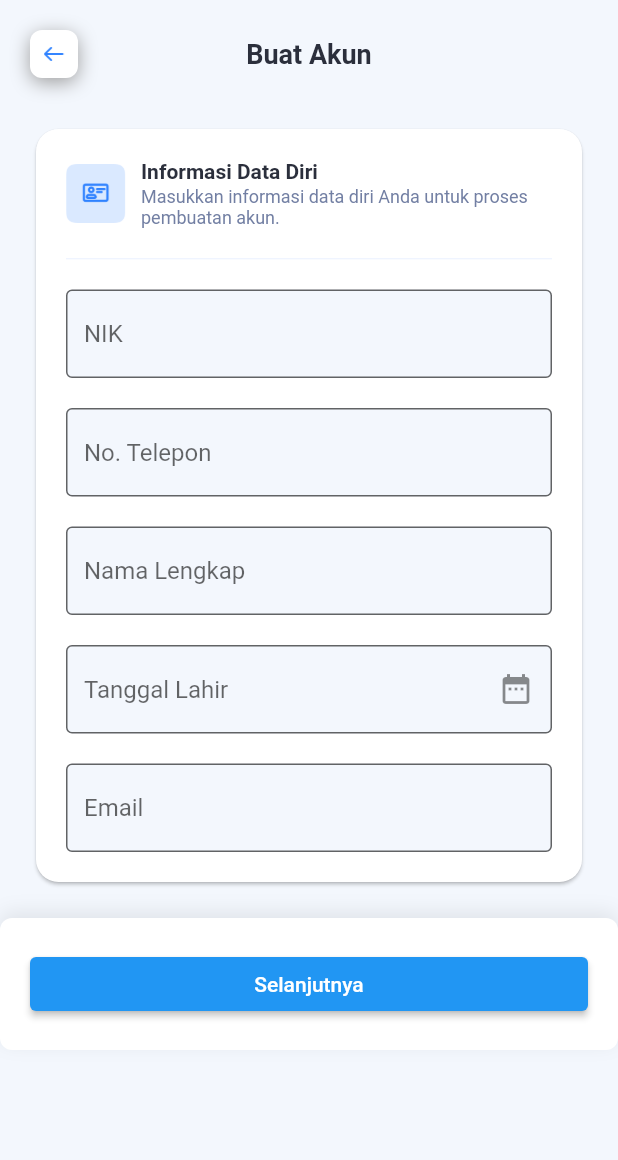
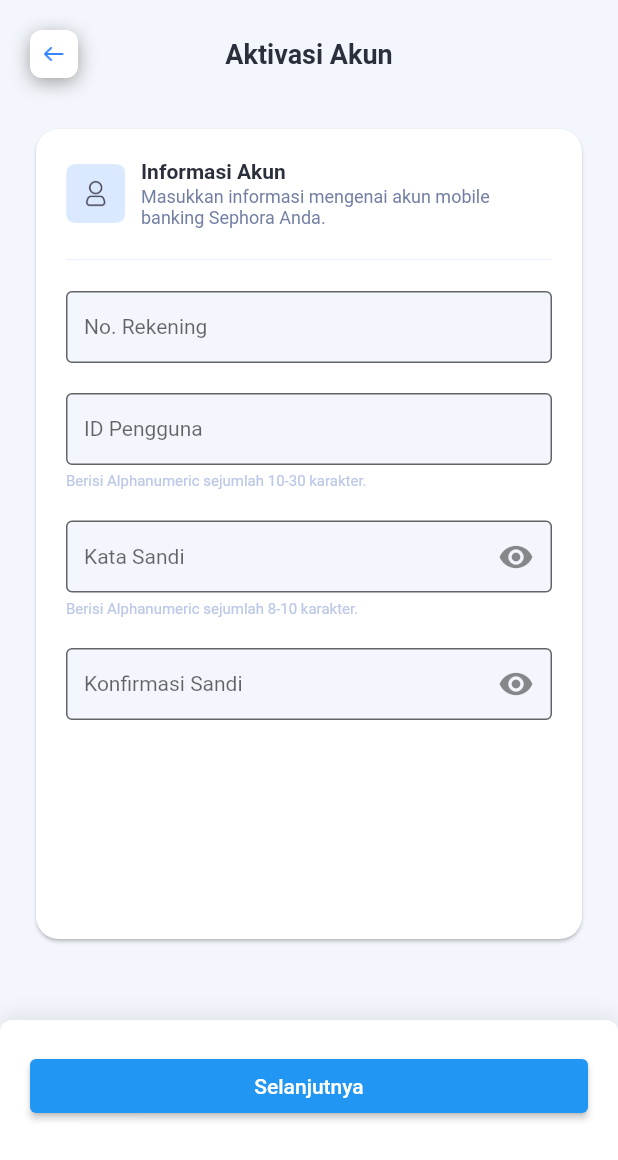
Before and after one commit to eryhrnt/sephora, a Flutter app: the screen it shows after launch, on a phone screen of 412 x 824 dp. Shown: the top 1160 px of the screen. Run offline on Flutter 3.47's test engine with Material 2 defaults, Android fonts, the light colour scheme and no system bars.

Commit message:
add activation and otp

```diff
--- a/lib/main.dart
+++ b/lib/main.dart
@@ -1,5 +1,6 @@
 import 'package:flutter/material.dart';
 import 'package:sephora/register/register1.dart';
+import 'package:sephora/register/screen/activation_account.dart';
 import 'on_boarding/onboarding.dart';
 
 void main() {
@@ -16,7 +17,7 @@ class MyApp extends StatelessWidget {
       theme: ThemeData(
         primarySwatch: Colors.blue,
       ),
-      home: const RegisterScreen(title: 'Flutter Demo Home Page'),
+      home: const ActivationScreen(title: 'Flutter Demo Home Page'),
     );
   }
 }
--- a/lib/register/register1.dart
+++ b/lib/register/register1.dart
@@ -1 +1,2 @@
-export 'screen/register1_screen.dart';
+export 'screen/register_screen.dart';
+export 'screen/activation_account.dart';
--- /dev/null
+++ b/lib/register/screen/activation_account.dart
@@ -0,0 +1,149 @@
+import 'package:flutter/material.dart';
+import '../widget/next_button.dart';
+import '../widget/register_appbar.dart';
+import '../widget/text_register.dart';
+
+class ActivationScreen extends StatefulWidget {
+  const ActivationScreen({super.key, required String title});
+
+  @override
+  State<ActivationScreen> createState() => _ActivationScreenState();
+}
+
+class _ActivationScreenState extends State<ActivationScreen> {
+  @override
+  Widget build(BuildContext context) {
+    return SafeArea(
+      child: Scaffold(
+        backgroundColor: Color(0xFFF3F7FD),
+        body: SingleChildScrollView(
+          child: Column(
+            children: [
+              Padding(
+                padding: const EdgeInsets.all(20.0),
+                child: Container(
+                  child: Column(children: [
+                    RegisterAppBar(
+                      onPressed: () {},
+                      title: 'Aktivasi Akun',
+                    ),
+                    SizedBox(height: 10),
+                    Padding(
+                      padding: const EdgeInsets.only(top: 20.0, bottom: 30.0),
+                      child: Card(
+                        shape: RoundedRectangleBorder(
+                          borderRadius: BorderRadius.circular(15),
+                        ),
+                        child: Column(
+                          children: [
+                            Padding(
+                              padding: const EdgeInsets.all(20.0),
+                              child: Row(
+                                children: [
+                                  Image(
+                                    image: AssetImage(
+                                        'assets/register/activate.png'),
+                                    width: 40,
+                                    height: 40,
+                                  ),
+                                  Expanded(
+                                    child: Padding(
+                                      padding:
+                                          const EdgeInsets.only(left: 10.0),
+                                      child: Column(
+                                        crossAxisAlignment:
+                                            CrossAxisAlignment.start,
+                                        children: [
+                                          const Text(
+                                            'Informasi Akun',
+                                            style: TextStyle(
+                                              fontWeight: FontWeight.w600,
+                                              fontSize: 14,
+                                              color: Color(0xFF2B2F3C),
+                                            ),
+                                          ),
+                                          SizedBox(height: 2),
+                                          const Text(
+                                            'Masukkan informasi mengenai akun '
+                                            'mobile banking Sephora Anda.',
+                                            style: TextStyle(
+                                              fontWeight: FontWeight.w400,
+                                              fontSize: 12,
+                                              color: Color(0xFF727FA3),
+                                            ),
+                                          )
+                                        ],
+                                      ),
+                                    ),
+                                  )
+                                ],
+                              ),
+                            ),
+                            Padding(
+                              padding: const EdgeInsets.only(
+                                  left: 20, right: 20, bottom: 20),
+                              child: const Divider(
+                                height: 2,
+                                color: Color(0xFFE9F0FF),
+                              ),
+                            ),
+                            TextRegister(hint: 'No. Rekening'),
+                            SizedBox(height: 20),
+                            Column(
+                              crossAxisAlignment: CrossAxisAlignment.start,
+                              children: [
+                                TextRegister(hint: 'ID Pengguna'),
+                                SizedBox(height: 5),
+                                Padding(
+                                  padding: const EdgeInsets.only(left: 20.0),
+                                  child: Text(
+                                    'Berisi Alphanumeric sejumlah 10-30 karakter.',
+                                    style: TextStyle(
+                                        fontSize: 10, color: Color(0xFFBCC8E7)),
+                                  ),
+                                ),
+                              ],
+                            ),
+                            SizedBox(height: 20),
+                            Column(
+                              crossAxisAlignment: CrossAxisAlignment.start,
+                              children: [
+                                PasswordText(pass: 'Kata Sandi'),
+                                SizedBox(height: 5),
+                                Padding(
+                                  padding: const EdgeInsets.only(left: 20.0),
+                                  child: Text(
+                                    'Berisi Alphanumeric sejumlah 8-10 karakter.',
+                                    style: TextStyle(
+                                        fontSize: 10, color: Color(0xFFBCC8E7)),
+                                  ),
+                                ),
+                              ],
+                            ),
+                            SizedBox(height: 20),
+                            PasswordText(pass: 'Konfirmasi Sandi'),
+                            SizedBox(height: 146)
+                          ],
+                        ),
+                      ),
+                    ),
+                  ]),
+                ),
+              ),
+              NextButton(
+                onPressed: () {
+                  // Navigator.push(
+                  //   context,
+                  //   MaterialPageRoute(
+                  //     builder: (context) => const (),
+                  //   ),
+                  // );
+                },
+              )
+            ],
+          ),
+        ),
+      ),
+    );
+  }
+}
--- a/lib/register/screen/register1_screen.dart
+++ b/lib/register/screen/register_screen.dart
@@ -1,5 +1,6 @@
 import 'package:flutter/material.dart';
-import 'package:sephora/register/widget/back_button.dart';
+import 'package:sephora/register/screen/otp_screen.dart';
+import 'package:sephora/register/widget/register_appbar.dart';
 import 'package:sephora/register/widget/next_button.dart';
 import 'package:sephora/register/widget/text_register.dart';
 
@@ -23,28 +24,17 @@ class _RegisterScreenState extends State<RegisterScreen> {
                 padding: const EdgeInsets.all(20.0),
                 child: Container(
                   child: Column(children: [
-                    Row(
-                      mainAxisAlignment: MainAxisAlignment.spaceBetween,
-                      children: [
-                        BackButtonWidget(
-                          onPressed: () {},
-                        ),
-                        const Text(
-                          'Buat Akun',
-                          style: TextStyle(
-                              fontWeight: FontWeight.w600,
-                              fontSize: 18,
-                              color: Color(0xFF2B2F3C)),
-                        ),
-                        SizedBox(width: 32)
-                      ],
+                    RegisterAppBar(
+                      onPressed: () {},
+                      title: 'Buat Akun',
                     ),
                     SizedBox(height: 10),
                     Padding(
-                      padding: const EdgeInsets.only(top: 20.0),
+                      padding: const EdgeInsets.only(top: 20.0, bottom: 30.0),
                       child: Card(
                         shape: RoundedRectangleBorder(
-                            borderRadius: BorderRadius.circular(15)),
+                          borderRadius: BorderRadius.circular(15),
+                        ),
                         child: Column(
                           children: [
                             Padding(
@@ -53,7 +43,7 @@ class _RegisterScreenState extends State<RegisterScreen> {
                                 children: [
                                   Image(
                                     image: AssetImage(
-                                        'assets/register1/icon_id.png'),
+                                        'assets/register/icon_id.png'),
                                     width: 40,
                                     height: 40,
                                   ),
@@ -68,18 +58,20 @@ class _RegisterScreenState extends State<RegisterScreen> {
                                           const Text(
                                             'Informasi Data Diri',
                                             style: TextStyle(
-                                                fontWeight: FontWeight.w600,
-                                                fontSize: 14,
-                                                color: Color(0xFF2B2F3C)),
+                                              fontWeight: FontWeight.w600,
+                                              fontSize: 14,
+                                              color: Color(0xFF2B2F3C),
+                                            ),
                                           ),
                                           SizedBox(height: 2),
                                           const Text(
                                             'Masukkan informasi data diri Anda '
                                             'untuk proses pembuatan akun.',
                                             style: TextStyle(
-                                                fontWeight: FontWeight.w400,
-                                                fontSize: 12,
-                                                color: Color(0xFF727FA3)),
+                                              fontWeight: FontWeight.w400,
+                                              fontSize: 12,
+                                              color: Color(0xFF727FA3),
+                                            ),
                                           )
                                         ],
                                       ),
@@ -90,13 +82,22 @@ class _RegisterScreenState extends State<RegisterScreen> {
                             ),
                             Padding(
                               padding: const EdgeInsets.only(
-                                  left: 20.0, right: 20.0),
+                                  left: 20, right: 20, bottom: 20),
                               child: const Divider(
-                                height: 1,
+                                height: 2,
                                 color: Color(0xFFE9F0FF),
                               ),
                             ),
-                            TextRegister(),
+                            TextRegister(hint: 'NIK'),
+                            SizedBox(height: 20),
+                            TextRegister(hint: 'No. Telepon'),
+                            SizedBox(height: 20),
+                            TextRegister(hint: 'Nama Lengkap'),
+                            SizedBox(height: 20),
+                            DateRegister(hint: 'Tanggal Lahir'),
+                            SizedBox(height: 20),
+                            TextRegister(hint: 'Email'),
+                            SizedBox(height: 112)
                           ],
                         ),
                       ),
@@ -105,7 +106,14 @@ class _RegisterScreenState extends State<RegisterScreen> {
                 ),
               ),
               NextButton(
-                onPressed: () {},
+                onPressed: () {
+                  Navigator.push(
+                    context,
+                    MaterialPageRoute(
+                      builder: (context) => const OtpScreen(),
+                    ),
+                  );
+                },
               )
             ],
           ),
--- a/lib/register/widget/back_button.dart
+++ /dev/null
@@ -1,29 +0,0 @@
-import 'package:flutter/material.dart';
-
-class BackButtonWidget extends StatelessWidget {
-  const BackButtonWidget({super.key, required this.onPressed});
-  final Function onPressed;
-
-  @override
-  Widget build(BuildContext context) {
-    return Container(
-      width: 32,
-      height: 32,
-      decoration: BoxDecoration(
-          color: Colors.white,
-          boxShadow: [
-            BoxShadow(color: Colors.grey, offset: Offset(0, 3), blurRadius: 10)
-          ],
-          borderRadius: BorderRadius.all(Radius.circular(8))),
-      child: IconButton(
-        onPressed: () {},
-        icon: Image.asset(
-          'assets/register1/back_arrow.png',
-          width: 14,
-          height: 10,
-        ),
-        color: Color(0xFF2F82FF),
-      ),
-    );
-  }
-}
--- a/lib/register/widget/next_button.dart
+++ b/lib/register/widget/next_button.dart
@@ -7,6 +7,7 @@ class NextButton extends StatelessWidget {
   @override
   Widget build(BuildContext context) {
     return Container(
+      padding: const EdgeInsets.only(bottom: 50),
       width: MediaQuery.of(context).size.width,
       decoration: BoxDecoration(
           color: Colors.white,
@@ -20,8 +21,13 @@ class NextButton extends StatelessWidget {
       child: Padding(
         padding: const EdgeInsets.all(20.0),
         child: ElevatedButton(
-          onPressed: () {},
-          child: const Text('Selanjutnya'),
+          onPressed: () {
+            onPressed();
+          },
+          child: const Text(
+            'Selanjutnya',
+            style: TextStyle(fontSize: 14),
+          ),
         ),
       ),
     );
--- /dev/null
+++ b/lib/register/widget/register_appbar.dart
@@ -0,0 +1,47 @@
+import 'package:flutter/material.dart';
+
+class RegisterAppBar extends StatelessWidget {
+  const RegisterAppBar({super.key, required this.onPressed, this.title});
+  final Function onPressed;
+  final title;
+
+  @override
+  Widget build(BuildContext context) {
+    return Row(
+      mainAxisAlignment: MainAxisAlignment.spaceBetween,
+      children: [
+        Container(
+          width: 32,
+          height: 32,
+          decoration: BoxDecoration(
+              color: Colors.white,
+              boxShadow: [
+                BoxShadow(
+                    color: Colors.grey, offset: Offset(0, 3), blurRadius: 10)
+              ],
+              borderRadius: BorderRadius.all(Radius.circular(8))),
+          child: IconButton(
+            onPressed: () {
+              onPressed();
+            },
+            icon: Image.asset(
+              'assets/register/back_arrow.png',
+              width: 14,
+              height: 10,
+            ),
+            color: Color(0xFF2F82FF),
+          ),
+        ),
+        Text(
+          '$title',
+          style: TextStyle(
+            fontWeight: FontWeight.w600,
+            fontSize: 18,
+            color: Color(0xFF2B2F3C),
+          ),
+        ),
+        SizedBox(width: 32)
+      ],
+    );
+  }
+}
--- a/lib/register/widget/text_register.dart
+++ b/lib/register/widget/text_register.dart
@@ -1,67 +1,99 @@
 import 'package:flutter/material.dart';
 
 class TextRegister extends StatelessWidget {
-  const TextRegister({super.key});
+  const TextRegister({super.key, required this.hint});
+
+  final String hint;
 
   @override
   Widget build(BuildContext context) {
     return Padding(
-      padding: const EdgeInsets.all(20.0),
-      child: Column(children: [
-        const TextField(
+      padding: const EdgeInsets.symmetric(horizontal: 20),
+      child: SizedBox(
+        height: 48,
+        child: TextField(
           obscureText: true,
           decoration: InputDecoration(
             filled: true,
             fillColor: Color(0xFFF3F7FD),
-              hintText: 'NIK',
-              border: OutlineInputBorder()),
+            hintText: hint,
+            hintStyle: TextStyle(fontSize: 14),
+            border: OutlineInputBorder(
+              borderSide: BorderSide(color: Colors.transparent),
             ),
-        SizedBox(height: 20),
-        const TextField(
+          ),
+        ),
+      ),
+    );
+  }
+}
+
+class DateRegister extends StatelessWidget {
+  const DateRegister({super.key, required this.hint});
+
+  final String hint;
+
+  @override
+  Widget build(BuildContext context) {
+    return Stack(
+      children: [
+        Padding(
+          padding: const EdgeInsets.symmetric(horizontal: 20),
+          child: SizedBox(
+            height: 48,
+            child: TextField(
               obscureText: true,
               decoration: InputDecoration(
                   filled: true,
                   fillColor: Color(0xFFF3F7FD),
-              hintText: 'No. Telepon',
-              border: OutlineInputBorder()),
+                  hintText: hint,
+                  hintStyle: TextStyle(fontSize: 14),
+                  border: OutlineInputBorder(
+                    borderSide: BorderSide(color: Colors.transparent),
                   ),
-        SizedBox(height: 20),
-        const TextField(
+                  suffixIcon: IconButton(
+                    icon: Icon(Icons.date_range),
+                    onPressed: () {},
+                  )),
+            ),
+          ),
+        ),
+      ],
+    );
+  }
+}
+
+class PasswordText extends StatelessWidget {
+  const PasswordText({super.key, required this.pass});
+
+  final String pass;
+
+  @override
+  Widget build(BuildContext context) {
+    return Stack(
+      children: [
+        Padding(
+          padding: const EdgeInsets.symmetric(horizontal: 20),
+          child: SizedBox(
+            height: 48,
+            child: TextField(
               obscureText: true,
               decoration: InputDecoration(
                   filled: true,
                   fillColor: Color(0xFFF3F7FD),
-              hintText: 'Nama Lengkap',
-              border: OutlineInputBorder()),
+                  hintText: pass,
+                  hintStyle: TextStyle(fontSize: 14),
+                  border: OutlineInputBorder(
+                    borderSide: BorderSide(color: Colors.transparent),
                   ),
-        SizedBox(height: 20),
-        Stack(
-          children: [
-            TextField(
-              obscureText: true,
-              decoration: InputDecoration(
-                filled: true,
-                fillColor: Color(0xFFF3F7FD),
-                hintText: 'Tanggal Lahir',
-                border: OutlineInputBorder(),
                   suffixIcon: IconButton(
+                    icon: Icon(Icons.remove_red_eye),
                     onPressed: () {},
-                  icon: Icon(Icons.date_range),
+                  )),
             ),
           ),
         ),
       ],
-        ),
-        SizedBox(height: 20),
-        const TextField(
-          obscureText: true,
-          decoration: InputDecoration(
-              filled: true,
-              fillColor: Color(0xFFF3F7FD),
-              hintText: 'Email',
-              border: OutlineInputBorder()),
-        ),
-      ]),
     );
   }
 }
--- a/pubspec.yaml
+++ b/pubspec.yaml
@@ -60,7 +60,7 @@ flutter:
   uses-material-design: true
   assets:
   - assets/on_boarding/
-  - assets/register1/
+  - assets/register/
 
   # To add assets to your application, add an assets section, like this:
   # assets:
```
Also changed, not shown: lib/register/screen/otp_screen.dart (added, +72 -0 lines), lib/register/widget/otp_digit_container.dart (added, +54 -0 lines), lib/register/widget/otp_keyboard.dart (added, +87 -0 lines), assets/register/activate.png (added), assets/register/back_arrow.png (renamed from assets/register1/back_arrow.png), assets/register/icon_id.png (renamed from assets/register1/icon_id.png), assets/register/mobile.png (added). Lines whose indentation alone changed are shown as unchanged.
